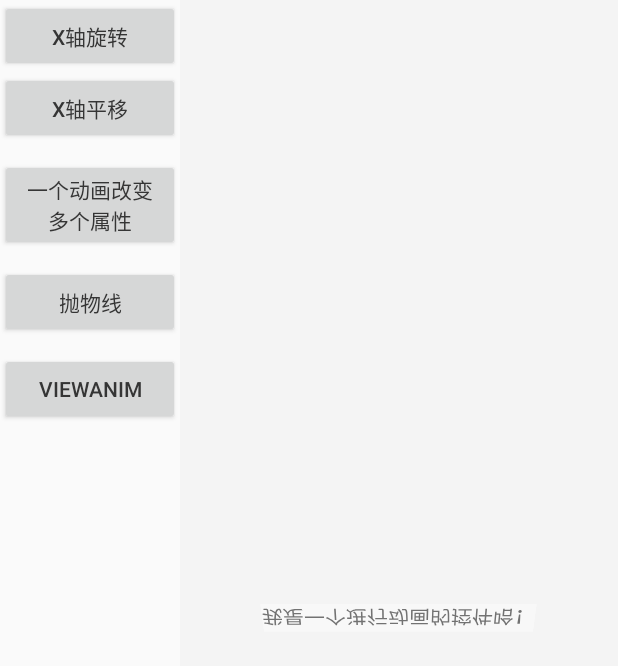
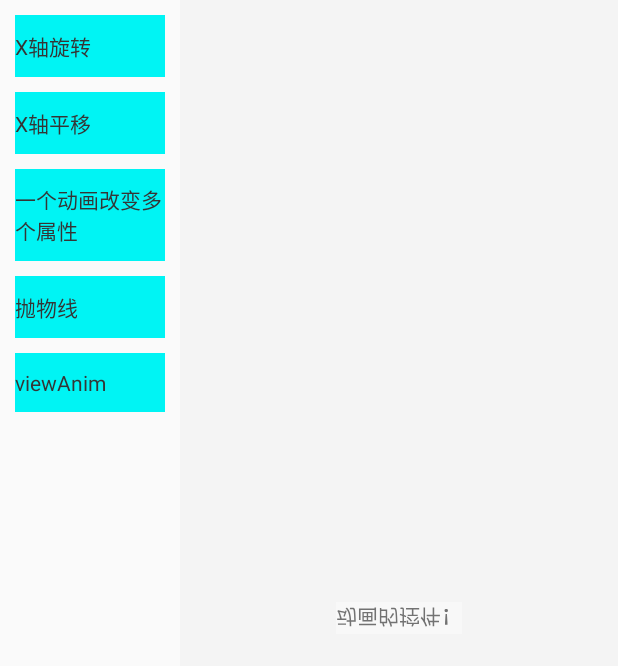
Before and after one commit to nicolechen325/AppAnimation, an Android app: the PropertyAnimActivity screen opened directly, with no data from a screen before it, after a tap on "X轴旋转", on a phone screen of 412 x 824 dp. Shown: the top 666 px of the screen. Run offline under Robolectric (Android 15) with nearby library versions, the phone set to English and light mode, and no system bars.

Commit message:
基础动画添加

```diff
--- a/app/src/main/java/com/set/anim/MainAnimActivity.java
+++ b/app/src/main/java/com/set/anim/MainAnimActivity.java
@@ -73,6 +73,10 @@ public class MainAnimActivity extends Activity {
 
     public void btnScroller(View view) {
         startActivity(new Intent(MainAnimActivity.this, ScrollerActivity.class));
+    }
+
+    public void btnOpenDoor(View view) {
+        startActivity(new Intent(MainAnimActivity.this, OpenDoorActivity.class));
     }
 
     public void btnExplosion(View view) {
--- a/app/src/main/java/com/set/anim/sample/PropertyAnimActivity.java
+++ b/app/src/main/java/com/set/anim/sample/PropertyAnimActivity.java
@@ -6,6 +6,7 @@ import android.animation.ObjectAnimator;
 import android.animation.PropertyValuesHolder;
 import android.animation.TypeEvaluator;
 import android.animation.ValueAnimator;
+import android.annotation.SuppressLint;
 import android.app.Activity;
 import android.graphics.PointF;
 import android.os.Bundle;
@@ -14,7 +15,6 @@ import android.util.Log;
 import android.view.View;
 import android.view.ViewGroup;
 import android.view.animation.LinearInterpolator;
-import android.widget.Button;
 import android.widget.TextView;
 
 import com.set.animation.R;
@@ -32,28 +32,35 @@ public class PropertyAnimActivity extends Activity implements View.OnClickListen
     protected void onCreate(Bundle savedInstanceState) {
         super.onCreate(savedInstanceState);
         setContentView(R.layout.act_pro_anim_sample);
-        mTvAnimWidget = (TextView) findViewById(R.id.id_ball);
-        mTvLog = (TextView) findViewById(R.id.id_log);
-        Button mBtnRotate = (Button) findViewById(R.id.btn_rotate);
+        mTvAnimWidget = findViewById(R.id.id_ball);
+        mTvLog = findViewById(R.id.id_log);
+
+        TextView mBtnRotate = findViewById(R.id.btn_rotate);
+        TextView mBtnTranslate = findViewById(R.id.btn_translate);
+        TextView mBtnValuesHolder = findViewById(R.id.btn_property_values_holder);
+        TextView mBtnPWX = findViewById(R.id.btn_paowuxian);
+        TextView mBtnViewAnim = findViewById(R.id.btn_view_anim);
+
+        mBtnViewAnim.setOnClickListener(this);
+        mBtnTranslate.setOnClickListener(this);
         mBtnRotate.setOnClickListener(this);
-        Button mBtnTranslate = (Button) findViewById(R.id.btn_translate);
-        mBtnTranslate.setOnClickListener(this);
-        Button mBtnValuesHolder = (Button) findViewById(R.id.btn_property_values_holder);
+        mBtnPWX.setOnClickListener(this);
         mBtnValuesHolder.setOnClickListener(this);
-        Button mBtnPWX = (Button) findViewById(R.id.btn_paowuxian);
-        mBtnPWX.setOnClickListener(this);
-        Button mBtnViewAnim = (Button) findViewById(R.id.btn_view_anim);
-        mBtnViewAnim.setOnClickListener(this);
     }
 
-    //X轴旋转
+    /**
+     * X轴旋转
+     *
+     * @param view
+     */
     public void rotateXAnim(final View view) {
         /*
          * 动画更新的时候不断调用setXxx更新属性,在setRotationX的时候如果没有重绘,
-         * 在AnimatorUpdateListener里还需增加view.invalidate();
+         * 在AnimatorUpdateListener里需增加view.invalidate();
          * rotationX属性就是通过setRotationX在一定duration时间内不断给属性赋值 从0到180 */
-        ObjectAnimator anim = ObjectAnimator.ofFloat(view, "rotationX", 0.0F,
-                180.0F).setDuration(3000);
+        float rotation = view.getRotationX();
+        ObjectAnimator anim = ObjectAnimator.ofFloat(view, "rotationX", rotation,
+                rotation + 180F).setDuration(2000);
         anim.addUpdateListener(new ValueAnimator.AnimatorUpdateListener() {
             @Override
             public void onAnimationUpdate(ValueAnimator animation) {
@@ -64,7 +71,11 @@ public class PropertyAnimActivity extends Activity implements View.OnClickListen
         anim.start();
     }
 
-    //X轴平移
+    /**
+     * X轴平移
+     *
+     * @param view
+     */
     public void translationXAnim(final View view) {
         ObjectAnimator anim = ObjectAnimator.ofFloat(view, "translationX", 0,
                 300).setDuration(2000);
@@ -82,15 +93,16 @@ public class PropertyAnimActivity extends Activity implements View.OnClickListen
             public void onAnimationUpdate(ValueAnimator animation) {
                 float mFra = animation.getAnimatedFraction();//运行比例
                 StringBuilder printLog = new StringBuilder();
+                printLog.append("Fraction=");
                 printLog.append(mFra);
                 printLog.append("\n");
-                printLog.append("::mLeft=");
+                printLog.append("mLeft=");
                 printLog.append(mTvAnimWidget.getLeft());
                 printLog.append("\n");
-                printLog.append("::translationX=");
+                printLog.append("translationX=");
                 printLog.append(mTvAnimWidget.getTranslationX());
                 printLog.append("\n");
-                printLog.append("::X=");
+                printLog.append("X=");
                 printLog.append(mTvAnimWidget.getX());
                 mTvLog.setText(printLog);
             }
@@ -98,8 +110,12 @@ public class PropertyAnimActivity extends Activity implements View.OnClickListen
         anim.start();
     }
 
-    //实现一个动画更改多个效果：使用propertyValuesHolder 注意 是一个动画 并不是多个动画的叠加
-    //一个PropertyValuesHolder代表一个个属性 在一定时间的值的范围
+    /**
+     * 一个动画更改多个效果：使用propertyValuesHolder 注意,并不是多个动画的叠加
+     * 一个PropertyValuesHolder代表一个个属性 在一定时间的值的范围
+     *
+     * @param view
+     */
     public void propertyValuesHolder(View view) {
         PropertyValuesHolder pvhX = PropertyValuesHolder.ofFloat("alpha", 1f,
                 0.5f, 1f);
@@ -111,22 +127,30 @@ public class PropertyAnimActivity extends Activity implements View.OnClickListen
                 .setDuration(2000).start();
     }
 
-    //抛物线ofInt,ofFloat由PointF代替
+    /**
+     * 抛物线ofInt,ofFloat由PointF代替
+     *
+     * @param target
+     */
     public void paoWuXianAnim(final View target) {
-        ValueAnimator valueAnimator = ValueAnimator.ofObject(new PaoWuLineEvaluator(), new PointF(0, 0));
-        valueAnimator.setDuration(3000);
-        valueAnimator.setInterpolator(new LinearInterpolator());
-        valueAnimator.addUpdateListener(new PaoWuLineUpdateLister(target));
-        valueAnimator.addListener(new AnimatorListenerAdapter() {
+        ValueAnimator animator = ValueAnimator.ofObject(new PaoWuLineEvaluator(), new PointF(0, 0));
+        animator.setDuration(2000);
+        animator.setInterpolator(new LinearInterpolator());
+        animator.addUpdateListener(new ValueAnimator.AnimatorUpdateListener() {
+            @Override
+            public void onAnimationUpdate(ValueAnimator animation) {
+                PointF pointF = (PointF) animation.getAnimatedValue();
+                target.setX(pointF.x);
+                target.setY(pointF.y);
+                target.setAlpha((float) 1.2 - animation.getAnimatedFraction());
+            }
+        });
+        animator.addListener(new AnimatorListenerAdapter() {
             @Override
             public void onAnimationEnd(Animator animation) {
-                ViewGroup parent = (ViewGroup) target.getParent();
-                if (parent != null) {
-                    //parent.removeView(view);可以删除视图
-                }
             }
         });
-        valueAnimator.start();
+        animator.start();
     }
 
     private class PaoWuLineEvaluator implements TypeEvaluator<PointF> {
@@ -153,33 +177,41 @@ public class PropertyAnimActivity extends Activity implements View.OnClickListen
         @Override
         public void onAnimationUpdate(ValueAnimator animation) {
             PointF pointF = (PointF) animation.getAnimatedValue();
-            ViewCompat.setX(target, pointF.x);
-            ViewCompat.setY(target, pointF.y);
-            ViewCompat.setAlpha(target, (float) 1.2 - animation.getAnimatedFraction());
+            target.setX(pointF.x);
+            target.setY(pointF.y);
+            target.setAlpha((float) 1.2 - animation.getAnimatedFraction());
         }
     }
 
-    public void viewAnim(final View view) {
+    /**
+     * View 内部 mAnimator
+     *
+     * @param view
+     */
+    public void viewAnimate(final View view) {
         view.animate()
-                .alpha(0)//3秒内变透明 ，并且往y方向增加1200像素
-                .y(1200).setDuration(3000)
+                .alpha(0.4f)//3秒内变透明度 0.4f
+                .y(1200)//往y方向增加1200像素
+                .x(500)//往x方向增加200像素
+                .setDuration(1000)
                 .withEndAction(new Runnable() {
                     @Override
-                    public void run() {/*view动画结束后 执行*/
-                        view.setY(0); //最后在父View坐标系内Y值为0处。
+                    public void run() {
+                        /*view动画结束后 执行*/
                         view.setAlpha(1.0f);
                     }
                 }).start();
     }
 
+    @SuppressLint("NonConstantResourceId")
     @Override
     public void onClick(View v) {
         switch (v.getId()) {
+            case R.id.btn_translate:
+                translationXAnim(mTvAnimWidget);
+                break;
             case R.id.btn_rotate:
                 rotateXAnim(mTvAnimWidget);
-                break;
-            case R.id.btn_translate:
-                translationXAnim(mTvAnimWidget);
                 break;
             case R.id.btn_property_values_holder:
                 propertyValuesHolder(mTvAnimWidget);
@@ -188,7 +220,7 @@ public class PropertyAnimActivity extends Activity implements View.OnClickListen
                 paoWuXianAnim(mTvAnimWidget);
                 break;
             case R.id.btn_view_anim:
-                viewAnim(mTvAnimWidget);
+                viewAnimate(mTvAnimWidget);
                 break;
             default:
                 break;
@@ -199,5 +231,4 @@ public class PropertyAnimActivity extends Activity implements View.OnClickListen
     protected void onDestroy() {
         super.onDestroy();
     }
-
 }
--- a/app/src/main/res/layout/act_pro_anim_sample.xml
+++ b/app/src/main/res/layout/act_pro_anim_sample.xml
@@ -3,54 +3,70 @@
     android:layout_height="match_parent"
     android:orientation="horizontal">
 
+    <ScrollView
+        android:layout_width="120dp"
+        android:layout_height="match_parent">
 
         <LinearLayout
-        android:layout_width="120dp"
+            android:layout_width="match_parent"
             android:layout_height="wrap_content"
-        android:orientation="vertical">
+            android:orientation="vertical"
+            android:padding="10dp">
 
-        <Button
+            <TextView
                 android:id="@+id/btn_rotate"
                 android:layout_width="match_parent"
                 android:layout_height="wrap_content"
+                android:background="#00f4f4"
+                android:paddingVertical="10dp"
                 android:text="X轴旋转"
-            android:textColor="#353535"
-          />
+                android:textColor="#353535" />
 
-        <Button
+            <TextView
                 android:id="@+id/btn_translate"
                 android:layout_width="match_parent"
                 android:layout_height="wrap_content"
+                android:layout_marginTop="10dp"
+                android:background="#00f4f4"
+                android:paddingVertical="10dp"
                 android:text="X轴平移"
-            android:textColor="#353535"
-            />
+                android:textColor="#353535" />
 
-        <Button
+            <TextView
                 android:id="@+id/btn_property_values_holder"
                 android:layout_width="match_parent"
                 android:layout_height="wrap_content"
                 android:layout_marginTop="10dp"
+                android:background="#00f4f4"
+                android:paddingVertical="10dp"
                 android:text="一个动画改变多个属性"
                 android:textColor="#353535" />
 
 
-        <Button
+            <TextView
                 android:id="@+id/btn_paowuxian"
                 android:layout_width="match_parent"
                 android:layout_height="wrap_content"
                 android:layout_marginTop="10dp"
+                android:background="#00f4f4"
+                android:paddingVertical="10dp"
                 android:text="抛物线"
                 android:textColor="#353535" />
 
 
-        <Button
+            <TextView
                 android:id="@+id/btn_view_anim"
                 android:layout_width="match_parent"
                 android:layout_height="wrap_content"
                 android:layout_marginTop="10dp"
+                android:paddingVertical="10dp"
+                android:background="#00f4f4"
                 android:text="viewAnim"
                 android:textColor="#353535" />
         </LinearLayout>
+
+    </ScrollView>
+
     <FrameLayout
         android:layout_width="match_parent"
         android:layout_height="match_parent"
@@ -61,14 +77,14 @@
             android:id="@+id/id_ball"
             android:layout_width="wrap_content"
             android:layout_height="wrap_content"
+            android:layout_gravity="center"
             android:background="#f8f8f8"
-        android:layout_gravity="center"
-        android:text="我是一个进行动画的控件哈！"/>
+            android:text="动画的控件！" />
 
         <TextView
             android:id="@+id/id_log"
             android:layout_width="wrap_content"
             android:layout_height="wrap_content"
-            android:text=""/>
+            android:text="" />
     </FrameLayout>
 </LinearLayout>
```
Also changed, not shown: app/src/main/AndroidManifest.xml (+4 -3 lines), app/src/main/res/layout/act_main.xml (+11 -1 lines). Lines whose indentation alone changed are shown as unchanged.
